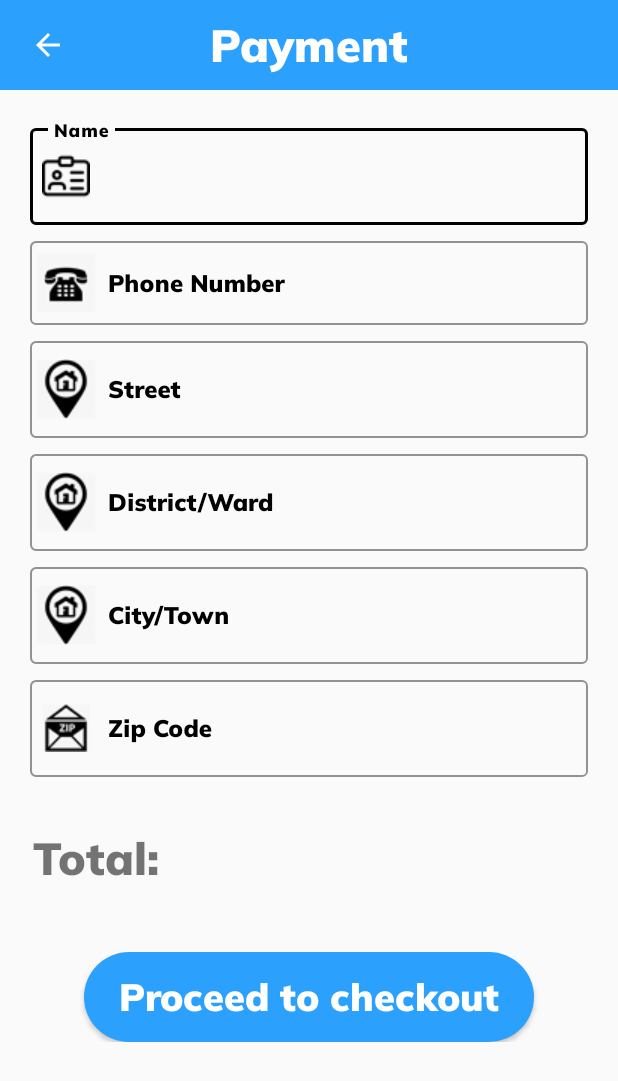
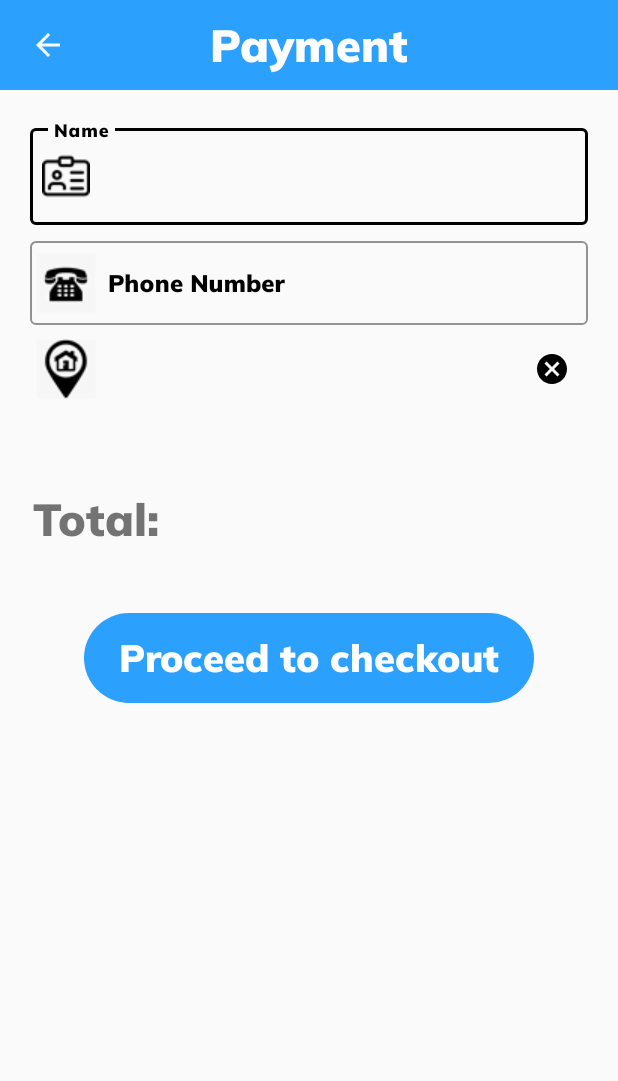
Before and after one commit to ITEC-Group-DPT/TechNow, an Android app: the PaymentActivity screen opened directly, with no data from a screen before it, on a phone screen of 412 x 824 dp. Shown: the top 1081 px of the screen. Run offline under Robolectric (Android 15) with nearby library versions, the phone set to English and light mode, and no system bars; our stand-ins replace Firebase (no records; nobody signed in at launch, a user with empty details on screens opened directly); 1 statement that could not run was skipped.

Commit message:
add maps activity

```diff
--- a/app/build.gradle
+++ b/app/build.gradle
@@ -28,10 +28,16 @@ dependencies {
     implementation 'androidx.appcompat:appcompat:1.2.0'
     implementation 'androidx.constraintlayout:constraintlayout:2.0.1'
     implementation 'com.google.firebase:firebase-database:19.5.0'
+    implementation 'com.google.android.gms:play-services-maps:17.0.0'
+    implementation 'com.github.jd-alexander:library:1.1.0'//maps
+    implementation 'androidx.navigation:navigation-fragment:2.3.1'
+    implementation 'androidx.navigation:navigation-ui:2.3.1'
     testImplementation 'junit:junit:4.12'
     androidTestImplementation 'androidx.test.ext:junit:1.1.2'
     androidTestImplementation 'androidx.test.espresso:espresso-core:3.3.0'
     implementation 'com.google.android.material:material:1.1.0'
     implementation 'com.synnapps:carouselview:0.1.5'
     implementation 'com.firebaseui:firebase-ui-storage:6.2.0'
+
+
 }
--- a/app/src/main/java/com/example/projectlogin/PaymentActivity.java
+++ b/app/src/main/java/com/example/projectlogin/PaymentActivity.java
@@ -138,8 +138,7 @@ public class PaymentActivity extends AppCompatActivity {
     }
 
     private boolean Check_null() {
-        int[] paymentInfo = {R.id.payment_name, R.id.payment_phonenum, R.id.payment_street,
-                R.id.payment_district, R.id.payment_city, R.id.payment_zip};
+        int[] paymentInfo = {R.id.payment_name, R.id.payment_phonenum};
         for (int j = 0; j < paymentInfo.length; j++) {
             TextInputEditText test = findViewById(paymentInfo[j]);
             if (test.getText().toString().isEmpty()) {
@@ -162,4 +161,24 @@ public class PaymentActivity extends AppCompatActivity {
         }
         return false;
     }
+
+
+    public void onasd(View view) {
+            Intent  intent = new Intent(getApplicationContext(),AddressMapsAPI.class);
+            startActivity(intent);
+    }
+
+    @Override
+    protected void onResume() {
+        super.onResume();
+        Intent intent = getIntent();
+        if (!intent.hasExtra("Address")) return;
+        float x = 0;
+        x = intent.getFloatExtra("Distance", 0);
+        String a = null;
+        a = intent.getStringExtra("Address");
+        Toast.makeText(this, Float.toString(x), Toast.LENGTH_SHORT).show();
+        Toast.makeText(this, a, Toast.LENGTH_SHORT).show();
+
+    }
 }
--- a/app/src/main/res/layout/activity_payment.xml
+++ b/app/src/main/res/layout/activity_payment.xml
@@ -102,89 +102,12 @@
                 app:endIconTint="@color/colorBlack"
                 app:hintTextColor="@color/colorBlack"
                 app:startIconDrawable="@drawable/address_icon"
+                android:onClick="onasd"
                 app:startIconTint="@color/colorBlack">
 
-                <com.google.android.material.textfield.TextInputEditText
-                    android:layout_width="match_parent"
-                    android:layout_height="match_parent"
-                    android:fontFamily="@font/muli_black"
-                    android:hint="Street"
-                    android:inputType="text"
-                    android:textColor="@color/colorBlack"
-                    android:id="@+id/payment_street"/>
+
             </com.google.android.material.textfield.TextInputLayout>
 
-            <com.google.android.material.textfield.TextInputLayout
-                android:layout_marginTop="5dp"
-                style="@style/Widget.MaterialComponents.TextInputLayout.OutlinedBox"
-                android:layout_width="match_parent"
-                android:layout_height="70dp"
-                android:textColorHint="@color/colorBlack"
-                app:boxStrokeColor="@color/colorBlack"
-                app:boxStrokeWidthFocused="2dp"
-                app:endIconMode="clear_text"
-                app:endIconTint="@color/colorBlack"
-                app:hintTextColor="@color/colorBlack"
-                app:startIconDrawable="@drawable/address_icon"
-                app:startIconTint="@color/colorBlack">
-
-                <com.google.android.material.textfield.TextInputEditText
-                    android:layout_width="match_parent"
-                    android:layout_height="match_parent"
-                    android:fontFamily="@font/muli_black"
-                    android:hint="District/Ward"
-                    android:inputType="text"
-                    android:textColor="@color/colorBlack"
-                    android:id="@+id/payment_district"/>
-            </com.google.android.material.textfield.TextInputLayout>
-
-            <com.google.android.material.textfield.TextInputLayout
-                android:layout_marginTop="5dp"
-                style="@style/Widget.MaterialComponents.TextInputLayout.OutlinedBox"
-                android:layout_width="match_parent"
-                android:layout_height="70dp"
-                android:textColorHint="@color/colorBlack"
-                app:boxStrokeColor="@color/colorBlack"
-                app:boxStrokeWidthFocused="2dp"
-                app:endIconMode="clear_text"
-                app:endIconTint="@color/colorBlack"
-                app:hintTextColor="@color/colorBlack"
-                app:startIconDrawable="@drawable/address_icon"
-                app:startIconTint="@color/colorBlack">
-
-                <com.google.android.material.textfield.TextInputEditText
-                    android:layout_width="match_parent"
-                    android:layout_height="match_parent"
-                    android:fontFamily="@font/muli_black"
-                    android:hint="City/Town"
-                    android:inputType="text"
-                    android:textColor="@color/colorBlack"
-                    android:id="@+id/payment_city"/>
-            </com.google.android.material.textfield.TextInputLayout>
-
-            <com.google.android.material.textfield.TextInputLayout
-                android:layout_marginTop="5dp"
-                style="@style/Widget.MaterialComponents.TextInputLayout.OutlinedBox"
-                android:layout_width="match_parent"
-                android:layout_height="70dp"
-                android:textColorHint="@color/colorBlack"
-                app:boxStrokeColor="@color/colorBlack"
-                app:boxStrokeWidthFocused="2dp"
-                app:endIconMode="clear_text"
-                app:endIconTint="@color/colorBlack"
-                app:hintTextColor="@color/colorBlack"
-                app:startIconDrawable="@drawable/zipcode_icon"
-                app:startIconTint="@color/colorBlack">
-
-                <com.google.android.material.textfield.TextInputEditText
-                    android:layout_width="match_parent"
-                    android:layout_height="match_parent"
-                    android:fontFamily="@font/muli_black"
-                    android:hint="Zip Code"
-                    android:inputType="numberDecimal"
-                    android:textColor="@color/colorBlack"
-                    android:id="@+id/payment_zip"/>
-            </com.google.android.material.textfield.TextInputLayout>
         </LinearLayout>
 
 
```
Also changed, not shown: app/src/main/AndroidManifest.xml (+26 -1 lines), app/src/main/java/com/example/projectlogin/AddressMapsAPI.java (added, +142 -0 lines), app/src/main/res/layout/activity_address_maps_a_p_i.xml (added, +44 -0 lines), app/src/main/res/navigation/nav_graph.xml (added, +28 -0 lines), app/src/main/res/values/strings.xml (+14 -0 lines), app/src/main/res/values/styles.xml (+9 -0 lines), 1 other file.
